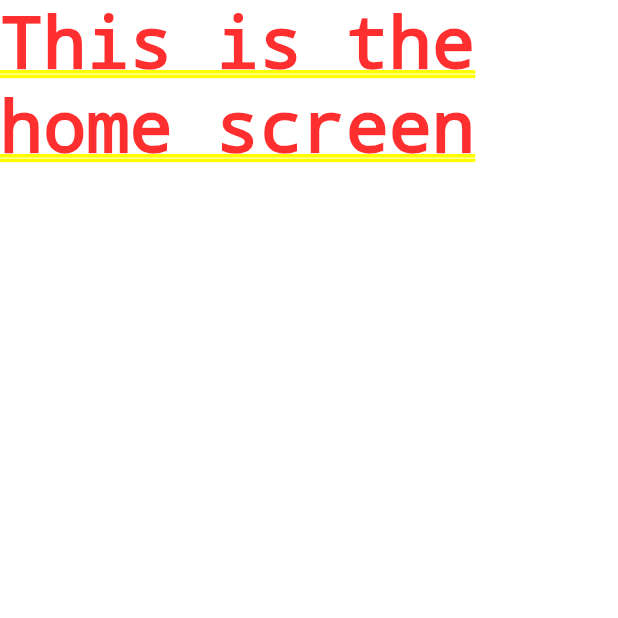
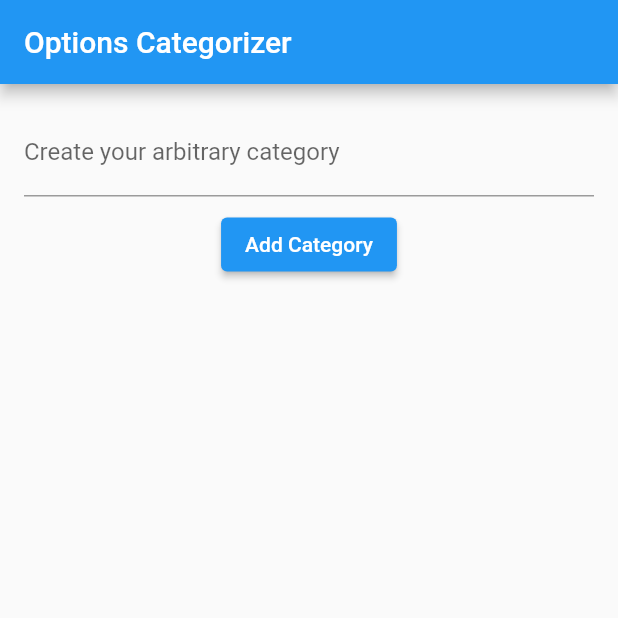
Before and after one commit to ashkan-dev-86/options-categorizer, a Flutter app: the screen it shows after launch, on a phone screen of 412 x 824 dp, the top half of it. Run offline on Flutter 3.47's test engine with Material 2 defaults, Android fonts, the phone set to English and light mode, and no system bars.

Commit message:
Enhance the code

```diff
--- /dev/null
+++ b/lib/category_creator.dart
@@ -0,0 +1,29 @@
+import 'package:flutter/material.dart';
+
+class CategoryCreator extends StatelessWidget {
+  const CategoryCreator({super.key});
+
+  @override
+  Widget build(BuildContext context) {
+    void _addCategory() {
+      print('Category added');
+    }
+
+    return Container(
+      padding: const EdgeInsets.all(16),
+      child: Column(
+        children: [
+          const TextField(
+            decoration:
+                InputDecoration(labelText: 'Create your arbitrary category'),
+          ),
+          const SizedBox(height: 8),
+          ElevatedButton(
+            onPressed: _addCategory,
+            child: const Text('Add Category'),
+          ),
+        ],
+      ),
+    );
+  }
+}
--- a/lib/main.dart
+++ b/lib/main.dart
@@ -1,14 +1,25 @@
 import 'package:flutter/material.dart';
+import 'package:options_categorizer/category_creator.dart';
 
-void main() {
-  runApp(const OptionsCategorizer());
-}
+void main() => runApp(const OptionsCategorizer());
 
-class OptionsCategorizer extends StatelessWidget {
+class OptionsCategorizer extends StatefulWidget {
   const OptionsCategorizer({super.key});
 
   @override
+  State<StatefulWidget> createState() => _OptionsCategorizerState();
+}
+
+class _OptionsCategorizerState extends State<OptionsCategorizer> {
+  @override
   Widget build(BuildContext context) {
-    return const MaterialApp(home: Text('This is the home screen'));
+    return MaterialApp(
+        home: Scaffold(
+            appBar: AppBar(title: const Text('Options Categorizer')),
+            body: const Column(
+              children: [
+                CategoryCreator()
+              ],
+            )));
   }
 }
```
